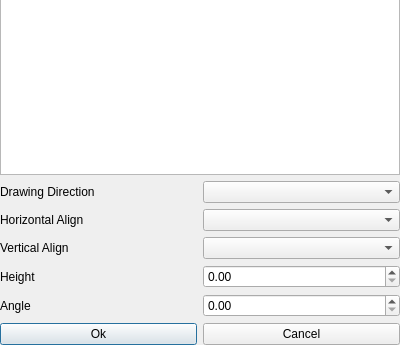
Qt form lcUI/dialogs/textdialog.ui (LibreCAD/LibreCAD_3) before a commit; both pictures show x 0 to 400 and y 255 to 600 of the 400 by 600 pixel window.
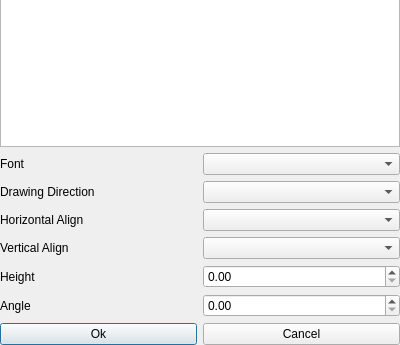
The same form after that commit.

Commit message: Added basic fonts combo box, getting font list from painter

Patch:
```diff
--- a/lcUI/dialogs/textdialog.ui
+++ b/lcUI/dialogs/textdialog.ui
@@ -38,6 +38,20 @@
     <item>
      <widget class="QTextEdit" name="textEdit"/>
     </item>
+    <item>
+        <layout class="QHBoxLayout" name="horizontalLayout_1">
+            <item>
+                <widget class="QLabel" name="label_1">
+                    <property name="text">
+                        <string>Font</string>
+                    </property>
+                </widget>
+            </item>
+            <item>
+                <widget class="QComboBox" name="comboBox_1"/>
+            </item>
+        </layout>
+    </item>
     <item>
      <layout class="QHBoxLayout" name="horizontalLayout">
       <item>
```
The commit also changes 18 other files.
